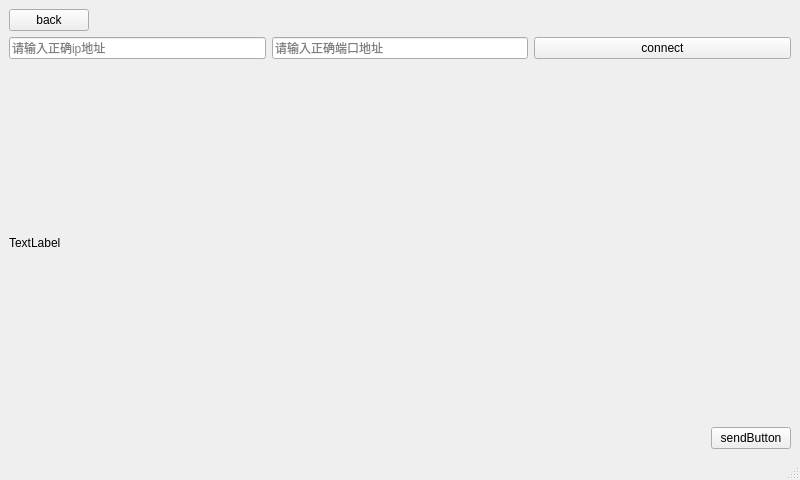
Above: src/second.ui from rrrriiiiich/iams before the change. Below: the same form after it.
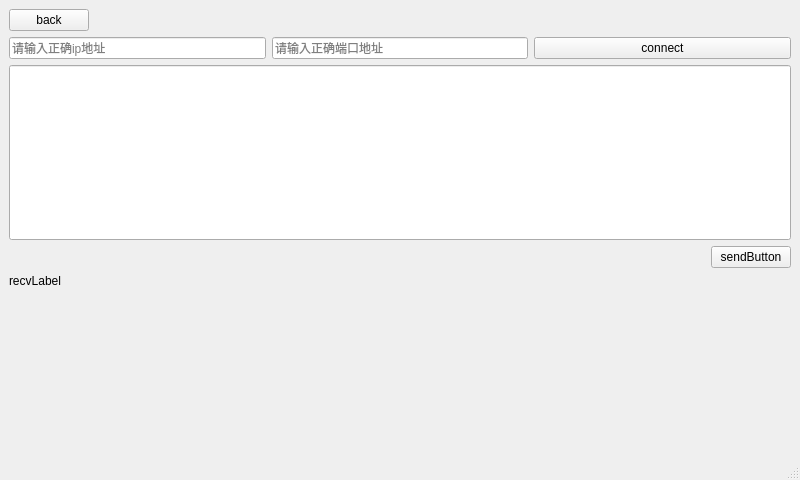
That is the form after the change.

The edit to the form file:
```diff
--- a/src/second.ui
+++ b/src/second.ui
@@ -95,44 +95,18 @@
      </layout>
     </item>
     <item>
-     <spacer name="verticalSpacer_2">
-      <property name="orientation">
-       <enum>Qt::Vertical</enum>
-      </property>
-      <property name="sizeHint" stdset="0">
-       <size>
-        <width>20</width>
-        <height>157</height>
-       </size>
-      </property>
-     </spacer>
-    </item>
-    <item>
-     <widget class="QLabel" name="label">
+     <widget class="QLineEdit" name="sendEdit">
       <property name="sizePolicy">
-       <sizepolicy hsizetype="Expanding" vsizetype="Minimum">
+       <sizepolicy hsizetype="Expanding" vsizetype="Expanding">
         <horstretch>0</horstretch>
         <verstretch>0</verstretch>
        </sizepolicy>
       </property>
-      <property name="text">
-       <string>TextLabel</string>
+      <property name="alignment">
+       <set>Qt::AlignLeading|Qt::AlignLeft|Qt::AlignTop</set>
       </property>
      </widget>
     </item>
-    <item>
-     <spacer name="verticalSpacer">
-      <property name="orientation">
-       <enum>Qt::Vertical</enum>
-      </property>
-      <property name="sizeHint" stdset="0">
-       <size>
-        <width>20</width>
-        <height>156</height>
-       </size>
-      </property>
-     </spacer>
-    </item>
     <item>
      <layout class="QHBoxLayout" name="operation">
       <item>
@@ -188,6 +162,22 @@
       </item>
      </layout>
     </item>
+    <item>
+     <widget class="QLabel" name="recvLabel">
+      <property name="sizePolicy">
+       <sizepolicy hsizetype="Expanding" vsizetype="Expanding">
+        <horstretch>0</horstretch>
+        <verstretch>0</verstretch>
+       </sizepolicy>
+      </property>
+      <property name="text">
+       <string>recvLabel</string>
+      </property>
+      <property name="alignment">
+       <set>Qt::AlignLeading|Qt::AlignLeft|Qt::AlignTop</set>
+      </property>
+     </widget>
+    </item>
    </layout>
   </widget>
   <widget class="QMenuBar" name="menubar">
```
Left out of the diff: 2 changed lines with no effect on the pictures.
